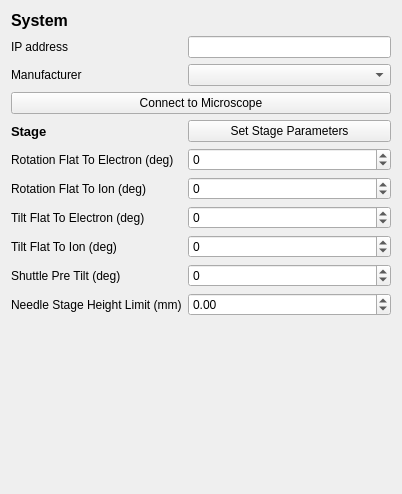
The window that fibsem/ui/qtdesigner_files/FibsemSystemSetupWidget.ui (DeMarcoLab/fibsem) describes before a commit, drawn with Qt 5.
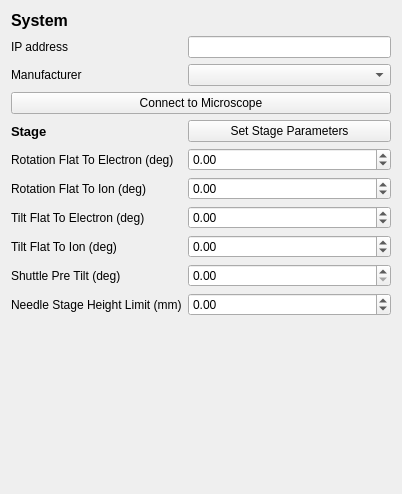
The same window after the commit.

Patch:
```diff
--- a/fibsem/ui/qtdesigner_files/FibsemSystemSetupWidget.ui
+++ b/fibsem/ui/qtdesigner_files/FibsemSystemSetupWidget.ui
@@ -21,16 +21,6 @@
      </property>
     </widget>
    </item>
-   <item row="6" column="1">
-    <widget class="QSpinBox" name="rotationFlatToElectronSpinBox">
-     <property name="minimum">
-      <number>-360</number>
-     </property>
-     <property name="maximum">
-      <number>360</number>
-     </property>
-    </widget>
-   </item>
    <item row="7" column="0">
     <widget class="QLabel" name="rotationFlatToIonLabel">
      <property name="text">
@@ -69,16 +59,6 @@
      </property>
     </widget>
    </item>
-   <item row="10" column="1">
-    <widget class="QSpinBox" name="preTiltSpinBox">
-     <property name="minimum">
-      <number>-360</number>
-     </property>
-     <property name="maximum">
-      <number>360</number>
-     </property>
-    </widget>
-   </item>
    <item row="4" column="0" colspan="2">
     <widget class="QPushButton" name="microscope_button">
      <property name="text">
@@ -86,16 +66,6 @@
      </property>
     </widget>
    </item>
-   <item row="9" column="1">
-    <widget class="QSpinBox" name="tiltFlatToIonSpinBox">
-     <property name="minimum">
-      <number>-360</number>
-     </property>
-     <property name="maximum">
-      <number>360</number>
-     </property>
-    </widget>
-   </item>
    <item row="8" column="0">
     <widget class="QLabel" name="tiltFlatToElectronLabel">
      <property name="text">
@@ -117,16 +87,6 @@
      </property>
     </widget>
    </item>
-   <item row="8" column="1">
-    <widget class="QSpinBox" name="tiltFlatToElectronSpinBox">
-     <property name="minimum">
-      <number>-360</number>
-     </property>
-     <property name="maximum">
-      <number>360</number>
-     </property>
-    </widget>
-   </item>
    <item row="12" column="0" colspan="2">
     <spacer name="verticalSpacer">
      <property name="orientation">
@@ -154,16 +114,6 @@
      </property>
     </widget>
    </item>
-   <item row="7" column="1">
-    <widget class="QSpinBox" name="rotationFlatToIonSpinBox">
-     <property name="minimum">
-      <number>-360</number>
-     </property>
-     <property name="maximum">
-      <number>360</number>
-     </property>
-    </widget>
-   </item>
    <item row="2" column="1">
     <widget class="QLineEdit" name="lineEdit_ipadress"/>
    </item>
@@ -188,6 +138,49 @@
      </property>
     </widget>
    </item>
+   <item row="6" column="1">
+    <widget class="QDoubleSpinBox" name="rotationFlatToElectronSpinBox">
+     <property name="minimum">
+      <double>-360.000000000000000</double>
+     </property>
+     <property name="maximum">
+      <double>360.000000000000000</double>
+     </property>
+    </widget>
+   </item>
+   <item row="7" column="1">
+    <widget class="QDoubleSpinBox" name="rotationFlatToIonSpinBox">
+     <property name="minimum">
+      <double>-360.000000000000000</double>
+     </property>
+     <property name="maximum">
+      <double>360.000000000000000</double>
+     </property>
+    </widget>
+   </item>
+   <item row="8" column="1">
+    <widget class="QDoubleSpinBox" name="tiltFlatToElectronSpinBox">
+     <property name="minimum">
+      <double>-360.000000000000000</double>
+     </property>
+     <property name="maximum">
+      <double>360.000000000000000</double>
+     </property>
+    </widget>
+   </item>
+   <item row="9" column="1">
+    <widget class="QDoubleSpinBox" name="tiltFlatToIonSpinBox">
+     <property name="minimum">
+      <double>-360.000000000000000</double>
+     </property>
+     <property name="maximum">
+      <double>360.000000000000000</double>
+     </property>
+    </widget>
+   </item>
+   <item row="10" column="1">
+    <widget class="QDoubleSpinBox" name="preTiltSpinBox"/>
+   </item>
   </layout>
  </widget>
  <resources/>
```
